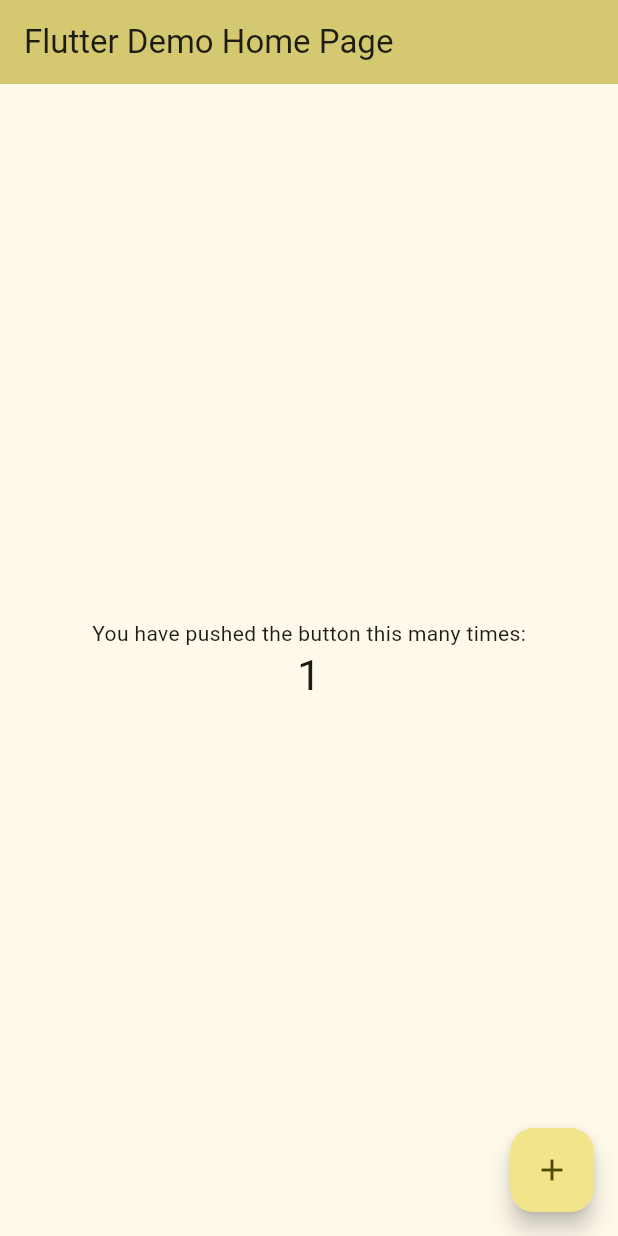
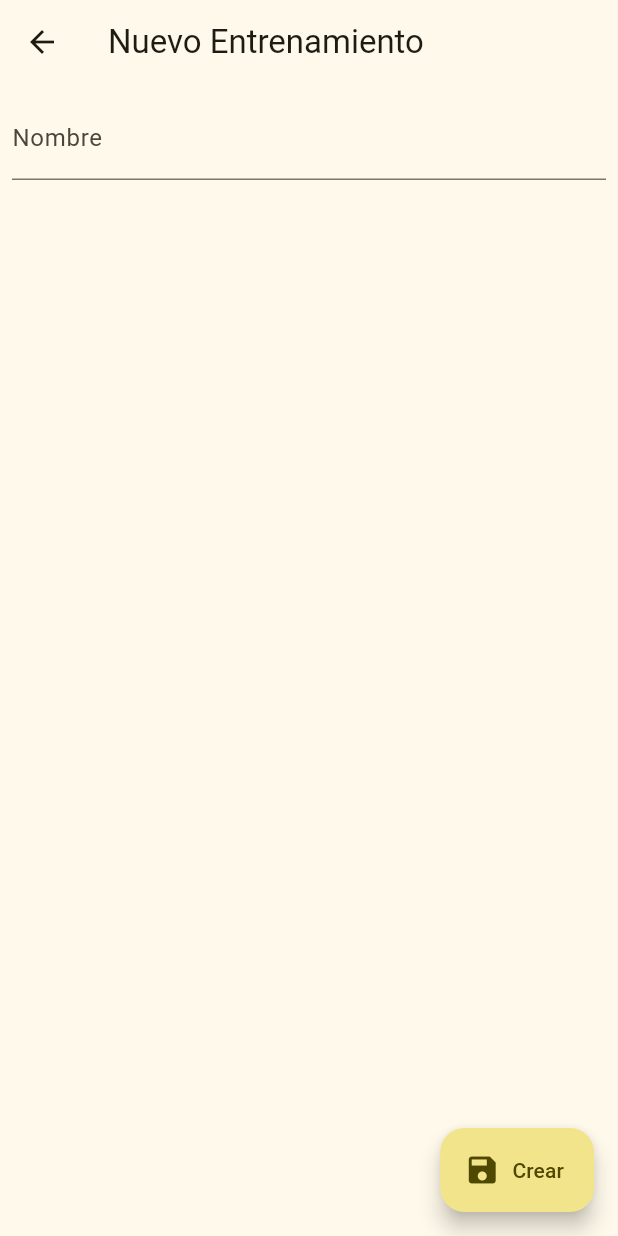
Before and after one commit to BrauCamaH/ulama_training, a Flutter app: the screen it shows after launch, after a tap on the "add" icon, on a phone screen of 412 x 824 dp. Run offline on Flutter 3.47's test engine with Material 3 defaults, Android fonts, the light colour scheme and no system bars; our stand-ins replace realm; generated files the repository leaves out were written again.

Commit message:
add training

```diff
--- a/lib/home.dart
+++ /dev/null
@@ -1,49 +0,0 @@
-import 'package:flutter/material.dart';
-
-class HomePage extends StatefulWidget {
-  const HomePage({super.key, required this.title});
-
-  final String title;
-
-  @override
-  State<HomePage> createState() => _HomePageState();
-}
-
-class _HomePageState extends State<HomePage> {
-  int _counter = 0;
-
-  void _incrementCounter() {
-    setState(() {
-      _counter++;
-    });
-  }
-
-  @override
-  Widget build(BuildContext context) {
-    return Scaffold(
-      appBar: AppBar(
-        backgroundColor: Theme.of(context).colorScheme.inversePrimary,
-        title: Text(widget.title),
-      ),
-      body: Center(
-        child: Column(
-          mainAxisAlignment: MainAxisAlignment.center,
-          children: <Widget>[
-            const Text(
-              'You have pushed the button this many times:',
-            ),
-            Text(
-              '$_counter',
-              style: Theme.of(context).textTheme.headlineMedium,
-            ),
-          ],
-        ),
-      ),
-      floatingActionButton: FloatingActionButton(
-        onPressed: _incrementCounter,
-        tooltip: 'Increment',
-        child: const Icon(Icons.add),
-      ), // This trailing comma makes auto-formatting nicer for build methods.
-    );
-  }
-}
--- a/lib/main.dart
+++ b/lib/main.dart
@@ -1,5 +1,5 @@
 import 'package:flutter/material.dart';
-import 'package:ulama_training/home.dart';
+import 'package:ulama_training/screens/home.dart';
 
 void main() {
   runApp(const MyApp());
@@ -17,7 +17,7 @@
         colorScheme: ColorScheme.fromSeed(seedColor: Colors.yellow),
         useMaterial3: true,
       ),
-      home: const HomePage(title: 'Flutter Demo Home Page'),
+      home: const HomePage(title: 'Ulama'),
     );
   }
 }
--- /dev/null
+++ b/lib/models/schemas.dart
@@ -0,0 +1,10 @@
+// ignore_for_file: unused_element
+
+import 'package:realm/realm.dart';
+
+part 'schemas.realm.dart';
+
+@RealmModel()
+class _Training {
+  late String name;
+}
--- /dev/null
+++ b/lib/models/schemas.realm.dart
@@ -0,0 +1,65 @@
+// GENERATED CODE - DO NOT MODIFY BY HAND
+
+part of 'schemas.dart';
+
+// **************************************************************************
+// RealmObjectGenerator
+// **************************************************************************
+
+// ignore_for_file: type=lint
+class Training extends _Training
+    with RealmEntity, RealmObjectBase, RealmObject {
+  Training(
+    String name,
+  ) {
+    RealmObjectBase.set(this, 'name', name);
+  }
+
+  Training._();
+
+  @override
+  String get name => RealmObjectBase.get<String>(this, 'name') as String;
+  @override
+  set name(String value) => RealmObjectBase.set(this, 'name', value);
+
+  @override
+  Stream<RealmObjectChanges<Training>> get changes =>
+      RealmObjectBase.getChanges<Training>(this);
+
+  @override
+  Stream<RealmObjectChanges<Training>> changesFor([List<String>? keyPaths]) =>
+      RealmObjectBase.getChangesFor<Training>(this, keyPaths);
+
+  @override
+  Training freeze() => RealmObjectBase.freezeObject<Training>(this);
+
+  EJsonValue toEJson() {
+    return <String, dynamic>{
+      'name': name.toEJson(),
+    };
+  }
+
+  static EJsonValue _toEJson(Training value) => value.toEJson();
+  static Training _fromEJson(EJsonValue ejson) {
+    return switch (ejson) {
+      {
+        'name': EJsonValue name,
+      } =>
+        Training(
+          fromEJson(name),
+        ),
+      _ => raiseInvalidEJson(ejson),
+    };
+  }
+
+  static final schema = () {
+    RealmObjectBase.registerFactory(Training._);
+    register(_toEJson, _fromEJson);
+    return SchemaObject(ObjectType.realmObject, Training, 'Training', [
+      SchemaProperty('name', RealmPropertyType.string),
+    ]);
+  }();
+
+  @override
+  SchemaObject get objectSchema => RealmObjectBase.getSchema(this) ?? schema;
+}
--- /dev/null
+++ b/lib/realm.dart
@@ -0,0 +1,14 @@
+import 'package:realm/realm.dart';
+import 'package:ulama_training/models/schemas.dart';
+
+Realm useRealm() {
+  final config = Configuration.local(
+    [Training.schema],
+    fifoFilesFallbackPath: "./fifo_folder",
+    schemaVersion: 1,
+  );
+  final realm = Realm(
+    config,
+  );
+  return realm;
+}
--- /dev/null
+++ b/lib/screens/home.dart
@@ -0,0 +1,56 @@
+import 'package:flutter/material.dart';
+import 'package:ulama_training/models/schemas.dart';
+import 'package:ulama_training/realm.dart';
+import 'package:ulama_training/screens/new_training.dart';
+
+class HomePage extends StatefulWidget {
+  const HomePage({super.key, required this.title});
+
+  final String title;
+
+  @override
+  State<HomePage> createState() => _HomePageState();
+}
+
+class _HomePageState extends State<HomePage> {
+  var realm = useRealm();
+  @override
+  Widget build(BuildContext context) {
+    return Scaffold(
+      appBar: AppBar(
+        backgroundColor: Theme.of(context).colorScheme.inversePrimary,
+        title: Text(widget.title),
+      ),
+      body: StreamBuilder(
+        stream: realm.all<Training>().changes,
+        builder: (context, snapshot) {
+          if (snapshot.hasData) {
+            final results = snapshot.data?.results;
+            return ListView.builder(
+                itemCount: results == null ? 0 : results.length,
+                itemBuilder: (context, index) {
+                  final data = results?[index];
+                  return ListTile(
+                    title: Text(data!.name),
+                    onLongPress: () {},
+                  );
+                });
+          }
+          return Container();
+        },
+      ),
+      floatingActionButton: FloatingActionButton(
+        onPressed: () {
+          Navigator.push(
+            context,
+            MaterialPageRoute(
+              builder: (context) => const NewTrainingScreen(),
+            ),
+          );
+        },
+        tooltip: 'Increment',
+        child: const Icon(Icons.add),
+      ), // This trailing comma makes auto-formatting nicer for build methods.
+    );
+  }
+}
--- /dev/null
+++ b/lib/screens/new_training.dart
@@ -0,0 +1,46 @@
+import 'package:flutter/material.dart';
+import 'package:ulama_training/models/schemas.dart';
+import 'package:ulama_training/realm.dart';
+
+class NewTrainingScreen extends StatefulWidget {
+  const NewTrainingScreen({super.key});
+
+  @override
+  State<NewTrainingScreen> createState() => _NewTrainingScreenState();
+}
+
+class _NewTrainingScreenState extends State<NewTrainingScreen> {
+  var realm = useRealm();
+  String name = "";
+  @override
+  Widget build(BuildContext context) {
+    return Scaffold(
+      appBar: AppBar(
+        title: const Text("Nuevo Entrenamiento"),
+      ),
+      body: Padding(
+        padding: const EdgeInsets.all(8.0),
+        child: Column(
+          children: [
+            TextField(
+              onChanged: (String value) {
+                name = value;
+              },
+              decoration: const InputDecoration(labelText: "Nombre"),
+            )
+          ],
+        ),
+      ),
+      floatingActionButton: FloatingActionButton.extended(
+        onPressed: () {
+          realm.write(() {
+            realm.add(Training(name));
+          });
+          Navigator.pop(context);
+        },
+        icon: const Icon(Icons.save),
+        label: const Text("Crear"),
+      ),
+    );
+  }
+}
```
